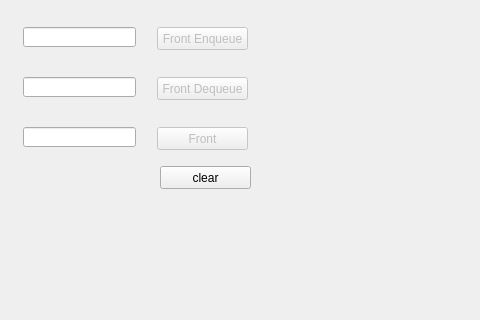
This is khappppi/deque.ui in Gaurang1044/Data-Structure-Visualizer as Qt 5 draws it before an edit; both pictures show x 0 to 480 and y 174 to 494 of the 655 by 494 pixel window. The edited form follows.
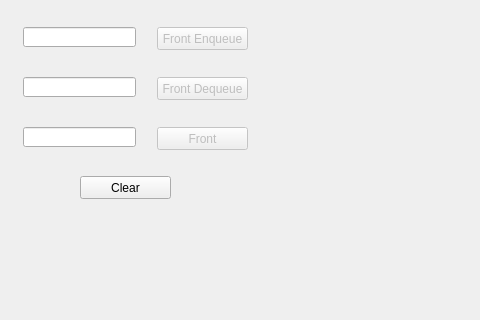
This is the edited form.

What changed in the file:
```diff
--- a/khappppi/deque.ui
+++ b/khappppi/deque.ui
@@ -110,8 +110,8 @@
    <widget class="QLabel" name="label">
     <property name="geometry">
      <rect>
-      <x>60</x>
-      <y>340</y>
+      <x>50</x>
+      <y>395</y>
       <width>151</width>
       <height>20</height>
      </rect>
@@ -312,14 +312,14 @@
    <widget class="QPushButton" name="clearButton">
     <property name="geometry">
      <rect>
-      <x>160</x>
-      <y>340</y>
+      <x>80</x>
+      <y>350</y>
       <width>91</width>
       <height>23</height>
      </rect>
     </property>
     <property name="text">
-     <string>clear</string>
+     <string>Clear</string>
     </property>
    </widget>
   </widget>
```
Left out of the diff: 2 changed lines with no effect on the pictures.
